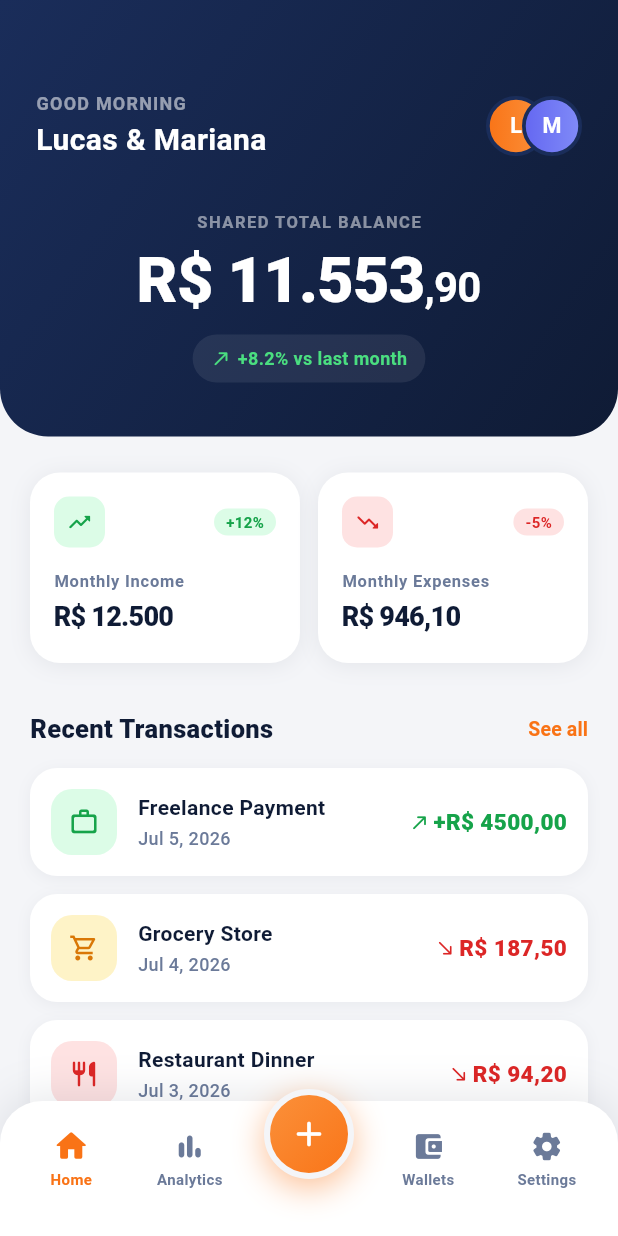
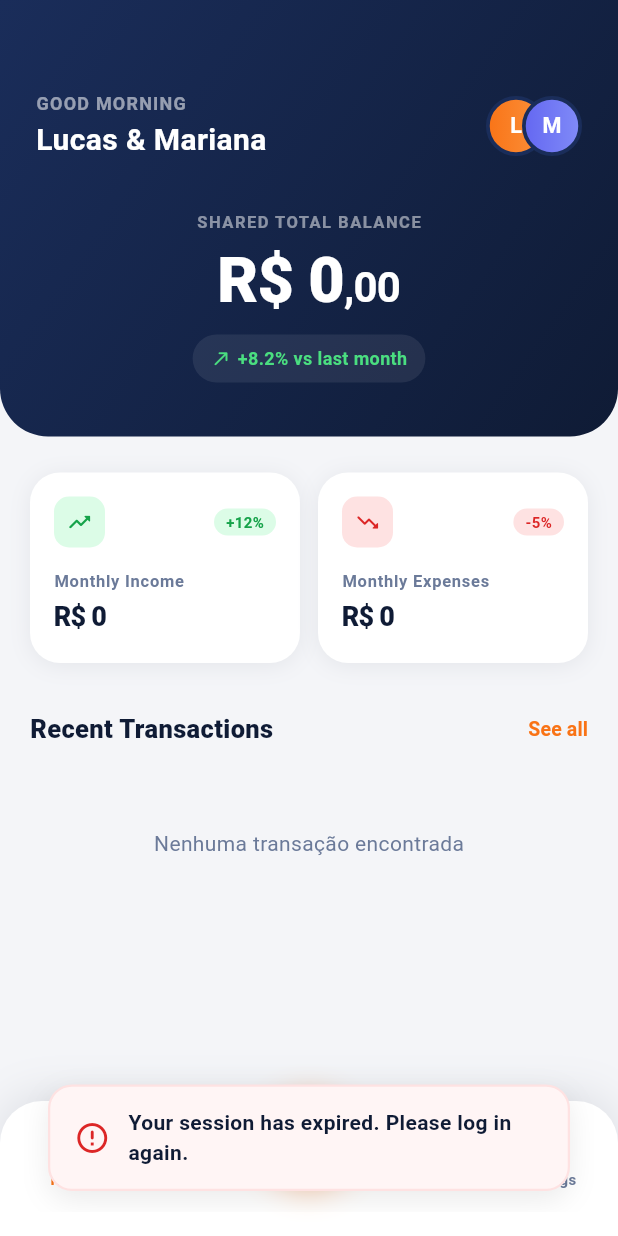
Before and after one commit to IanAlves21/app_finance_mobile, a Flutter app: the DashboardScreen screen opened directly, on a phone screen of 412 x 824 dp. Run offline on Flutter 3.47's test engine with Material 3 defaults, Android fonts, the light colour scheme and no system bars; our stand-ins replace shared_preferences; accounts and stored records are empty; network calls fail; Roboto replaces fonts that are missing (Nunito).

Commit message:
Add: integration with login service and check jwt token to login, logout and all requests check

```diff
--- a/lib/l10n/app_en.arb
+++ b/lib/l10n/app_en.arb
@@ -80,5 +80,6 @@
   "paidByLabel": "Paid by",
   "accountLabel": "Account",
   "noteLabel": "Note",
-  "completedStatus": "Completed"
+  "completedStatus": "Completed",
+  "sessionExpiredMessage": "Your session has expired. Please log in again."
 }
--- a/lib/l10n/app_localizations.dart
+++ b/lib/l10n/app_localizations.dart
@@ -577,6 +577,12 @@ abstract class AppLocalizations {
   /// In en, this message translates to:
   /// **'Completed'**
   String get completedStatus;
+
+  /// No description provided for @sessionExpiredMessage.
+  ///
+  /// In en, this message translates to:
+  /// **'Your session has expired. Please log in again.'**
+  String get sessionExpiredMessage;
 }
 
 class _AppLocalizationsDelegate
--- a/lib/l10n/app_localizations_en.dart
+++ b/lib/l10n/app_localizations_en.dart
@@ -247,4 +247,8 @@ class AppLocalizationsEn extends AppLocalizations {
 
   @override
   String get completedStatus => 'Completed';
+
+  @override
+  String get sessionExpiredMessage =>
+      'Your session has expired. Please log in again.';
 }
--- a/lib/l10n/app_localizations_pt.dart
+++ b/lib/l10n/app_localizations_pt.dart
@@ -247,4 +247,8 @@ class AppLocalizationsPt extends AppLocalizations {
 
   @override
   String get completedStatus => 'Concluído';
+
+  @override
+  String get sessionExpiredMessage =>
+      'Sua sessão expirou. Por favor, faça login novamente.';
 }
--- a/lib/l10n/app_pt.arb
+++ b/lib/l10n/app_pt.arb
@@ -80,5 +80,6 @@
   "paidByLabel": "Pago por",
   "accountLabel": "Conta",
   "noteLabel": "Observação",
-  "completedStatus": "Concluído"
+  "completedStatus": "Concluído",
+  "sessionExpiredMessage": "Sua sessão expirou. Por favor, faça login novamente."
 }
--- /dev/null
+++ b/lib/models/user.dart
@@ -0,0 +1,27 @@
+class User {
+  final String id;
+  final String name;
+  final String email;
+
+  User({
+    required this.id,
+    required this.name,
+    required this.email,
+  });
+
+  factory User.fromJson(Map<String, dynamic> json) {
+    return User(
+      id: json['id'] as String,
+      name: json['name'] as String,
+      email: json['email'] as String,
+    );
+  }
+
+  Map<String, dynamic> toJson() {
+    return {
+      'id': id,
+      'name': name,
+      'email': email,
+    };
+  }
+}
--- a/lib/services/api_service.dart
+++ b/lib/services/api_service.dart
@@ -3,36 +3,146 @@ import 'dart:io';
 
 import 'package:flutter/foundation.dart';
 import 'package:http/http.dart' as http;
+import 'package:shared_preferences/shared_preferences.dart';
 
+import '../main.dart';
 import '../models/transaction.dart';
 
 class ApiService {
+  final http.Client client;
+
+  ApiService({http.Client? client}) : client = client ?? http.Client();
+
   static String get baseUrl {
-    // If running on Android emulator, localhost is 10.0.2.2.
-    // In other platforms (iOS simulator, Web, Desktop), it's localhost.
+    // API Gateway runs on 8080. On Android emulator, use 10.0.2.2.
     if (!kIsWeb && Platform.isAndroid) {
-      return 'http://10.0.2.2:3000';
+      return 'http://10.0.2.2:8080';
     }
-    return 'http://localhost:3000';
+    return 'http://localhost:8080';
+  }
+
+  static String get gatewayUrl {
+    // API Gateway runs on 8080. On Android emulator, use 10.0.2.2.
+    if (!kIsWeb && Platform.isAndroid) {
+      return 'http://10.0.2.2:8080';
+    }
+    return 'http://localhost:8080';
+  }
+
+  // Verifica se o token JWT está expirado decodificando seu payload (sem depedências externas)
+  static bool isTokenExpired(String token) {
+    // Ignora a validação para tokens mockados usados em testes automatizados
+    if (token.startsWith('mocked_') || token == 'mocked_jwt_token') {
+      return false;
+    }
+
+    try {
+      final parts = token.split('.');
+      if (parts.length != 3) return true;
+
+      String payloadPart = parts[1];
+      // Normaliza caracteres base64url e adiciona padding se necessário
+      payloadPart = payloadPart.replaceAll('-', '+').replaceAll('_', '/');
+      while (payloadPart.length % 4 != 0) {
+        payloadPart += '=';
+      }
+
+      final payload = utf8.decode(base64.decode(payloadPart));
+      final Map<String, dynamic> claims = json.decode(payload);
+
+      if (claims.containsKey('exp')) {
+        final int exp = claims['exp'];
+        final expiryDate = DateTime.fromMillisecondsSinceEpoch(exp * 1000);
+        return DateTime.now().isAfter(expiryDate);
+      }
+      return true;
+    } catch (_) {
+      return true; // Considera expirado se houver erro ao decodificar
+    }
+  }
+
+  // Limpa a sessão local e atualiza os notifiers globais para forçar redirecionamento ao Login
+  static Future<void> logout() async {
+    try {
+      final prefs = await SharedPreferences.getInstance();
+      await prefs.setBool('is_logged_in', false);
+      await prefs.remove('access_token');
+      await prefs.remove('user_id');
+      await prefs.remove('user_name');
+      await prefs.remove('user_email');
+    } catch (e) {
+      debugPrint('Erro ao limpar sessão local: $e');
+    }
+    currentUserNotifier.value = null;
+    isLoggedInNotifier.value = false;
+  }
+
+  Future<Map<String, dynamic>> login(String email, String password) async {
+    final response = await client.post(
+      Uri.parse('$gatewayUrl/auth/login'),
+      headers: {'Content-Type': 'application/json'},
+      body: json.encode({
+        'email': email,
+        'password': password,
+      }),
+    ).timeout(const Duration(seconds: 10));
+
+    if (response.statusCode == 200 || response.statusCode == 201) {
+      return json.decode(response.body) as Map<String, dynamic>;
+    } else {
+      String errorMessage = 'Falha ao realizar login';
+      try {
+        final Map<String, dynamic> data = json.decode(response.body);
+        if (data.containsKey('message')) {
+          if (data['message'] is List) {
+            errorMessage = (data['message'] as List).join(', ');
+          } else {
+            errorMessage = data['message'].toString();
+          }
+        }
+      } catch (_) {}
+      throw HttpException(errorMessage);
+    }
   }
 
   Future<List<Transaction>> fetchTransactions() async {
     try {
-      final response = await http
-          .get(Uri.parse('$baseUrl/transactions'))
+      final prefs = await SharedPreferences.getInstance();
+      final String? token = prefs.getString('access_token');
+
+      // Proteção prévia: se houver token, mas ele estiver expirado, desloga antes de fazer a requisição
+      if (token != null && isTokenExpired(token)) {
+        await logout();
+        throw const HttpException('Unauthorized');
+      }
+
+      final Map<String, String> headers = {};
+      if (token != null) {
+        headers['Authorization'] = 'Bearer $token';
+      }
+
+      final response = await client
+          .get(Uri.parse('$baseUrl/transactions'), headers: headers)
           .timeout(const Duration(seconds: 5));
 
       if (response.statusCode == 200) {
         final List<dynamic> data = json.decode(response.body);
         return data.map((json) => Transaction.fromJson(json)).toList();
+      } else if (response.statusCode == 401) {
+        // Se receber 401 do Gateway, limpa a sessão e relança o erro de não autorizado
+        await logout();
+        throw const HttpException('Unauthorized');
       } else {
         throw HttpException(
           'Failed to load transactions: ${response.statusCode}',
         );
       }
     } catch (e) {
+      if (e is HttpException && e.message == 'Unauthorized') {
+        rethrow;
+      }
       debugPrint('ApiService error, falling back to mock data: $e');
-      // Graceful fallback to mock data!
+      // Fallback amigável apenas para erros de rede/timeout
       return transactionsData;
     }
   }
--- a/lib/tabs/home_tab.dart
+++ b/lib/tabs/home_tab.dart
@@ -2,9 +2,12 @@ import 'package:flutter/material.dart';
 import 'package:flutter/services.dart';
 
 import '../l10n/app_localizations.dart'; // Import Custom Localization
+import '../main.dart';
+import '../models/user.dart';
 import '../theme/app_colors.dart';
 import '../utils/currency_formatter.dart';
 import '../viewmodels/home_view_model.dart';
+import '../widgets/custom_toast.dart';
 import '../widgets/shared_avatars.dart';
 import '../widgets/summary_card.dart';
 import '../widgets/transaction_card.dart';
@@ -24,6 +27,18 @@ class _HomeTabState extends State<HomeTab> {
 
   late final HomeViewModel _viewModel;
 
+  Future<void> _loadData() async {
+    await _viewModel.loadTransactions(
+      onUnauthorized: () {
+        if (!mounted) return;
+        final localizations = AppLocalizations.of(context);
+        if (localizations != null) {
+          CustomToast.showError(context, localizations.sessionExpiredMessage);
+        }
+      },
+    );
+  }
+
   @override
   void initState() {
     super.initState();
@@ -37,7 +52,7 @@ class _HomeTabState extends State<HomeTab> {
         );
       }
     });
-    _viewModel.loadTransactions();
+    _loadData();
   }
 
   @override
@@ -141,13 +156,18 @@ class _HomeTabState extends State<HomeTab> {
                                           ),
                                         ),
                                         const SizedBox(height: 2),
-                                        const Text(
-                                          'Lucas & Mariana',
-                                          style: TextStyle(
-                                            color: Colors.white,
-                                            fontSize: 20,
-                                            fontWeight: FontWeight.bold,
-                                          ),
+                                        ValueListenableBuilder<User?>(
+                                          valueListenable: currentUserNotifier,
+                                          builder: (context, user, _) {
+                                            return Text(
+                                              user?.name ?? 'Lucas & Mariana',
+                                              style: const TextStyle(
+                                                color: Colors.white,
+                                                fontSize: 20,
+                                                fontWeight: FontWeight.bold,
+                                              ),
+                                            );
+                                          },
                                         ),
                                       ],
                                     ),
@@ -263,7 +283,7 @@ class _HomeTabState extends State<HomeTab> {
               // ── SCROLLABLE BODY CONTENT ──
               Expanded(
                 child: RefreshIndicator(
-                  onRefresh: _viewModel.loadTransactions,
+                  onRefresh: _loadData,
                   color: AppColors.accentOrange,
                   backgroundColor: isDark ? AppColors.slate800 : Colors.white,
                   child: SingleChildScrollView(
--- a/lib/viewmodels/settings_view_model.dart
+++ b/lib/viewmodels/settings_view_model.dart
@@ -39,9 +39,14 @@ class SettingsViewModel extends ChangeNotifier {
     try {
       final prefs = await SharedPreferences.getInstance();
       await prefs.setBool('is_logged_in', false);
+      await prefs.remove('access_token');
+      await prefs.remove('user_id');
+      await prefs.remove('user_name');
+      await prefs.remove('user_email');
     } catch (e) {
       debugPrint('Error clearing persistent session: $e');
     }
+    currentUserNotifier.value = null;
     isLoggedInNotifier.value = false;
   }
 }
--- /dev/null
+++ b/lib/widgets/custom_toast.dart
@@ -0,0 +1,74 @@
+import 'package:flutter/material.dart';
+import '../theme/app_colors.dart';
+
+class CustomToast {
+  static void showError(BuildContext context, String message) {
+    _show(context, message, isError: true);
+  }
+
+  static void showSuccess(BuildContext context, String message) {
+    _show(context, message, isError: false);
+  }
+
+  static void _show(BuildContext context, String message, {required bool isError}) {
+    final theme = Theme.of(context);
+    final isDark = theme.brightness == Brightness.dark;
+
+    // Remove qualquer SnackBar ativo para que o novo apareça de imediato
+    ScaffoldMessenger.of(context).removeCurrentSnackBar();
+
+    final Color bgColor = isError
+        ? (isDark ? const Color(0xFF1E1416) : const Color(0xFFFFF5F5))
+        : (isDark ? const Color(0xFF101B15) : const Color(0xFFF2FDF5));
+
+    final Color borderColor = isError
+        ? (isDark ? AppColors.redAccent.withOpacity(0.4) : const Color(0xFFFEE2E2))
+        : (isDark ? AppColors.greenAccent.withOpacity(0.4) : const Color(0xFFDCFCE7));
+
+    final Color iconColor = isError ? AppColors.redAccent : AppColors.greenAccent;
+    final IconData icon = isError ? Icons.error_outline_rounded : Icons.check_circle_outline_rounded;
+    final Color textColor = isDark ? const Color(0xFFF1F5F9) : AppColors.darkSlate;
+
+    ScaffoldMessenger.of(context).showSnackBar(
+      SnackBar(
+        behavior: SnackBarBehavior.floating,
+        backgroundColor: Colors.transparent,
+        elevation: 0,
+        margin: const EdgeInsets.all(16),
+        duration: const Duration(seconds: 4),
+        content: Container(
+          padding: const EdgeInsets.symmetric(horizontal: 16, vertical: 14),
+          decoration: BoxDecoration(
+            color: bgColor,
+            borderRadius: BorderRadius.circular(16),
+            border: Border.all(color: borderColor, width: 1.5),
+            boxShadow: [
+              BoxShadow(
+                color: Colors.black.withOpacity(isDark ? 0.35 : 0.08),
+                blurRadius: 16,
+                offset: const Offset(0, 6),
+              ),
+            ],
+          ),
+          child: Row(
+            children: [
+              Icon(icon, color: iconColor, size: 24),
+              const SizedBox(width: 12),
+              Expanded(
+                child: Text(
+                  message,
+                  style: TextStyle(
+                    color: textColor,
+                    fontSize: 14,
+                    fontWeight: FontWeight.w600,
+                    fontFamily: 'Nunito',
+                  ),
+                ),
+              ),
+            ],
+          ),
+        ),
+      ),
+    );
+  }
+}
```
Also changed, not shown: lib/main.dart (+31 -3 lines), lib/tabs/settings_tab.dart (+10 -3 lines), lib/viewmodels/home_view_model.dart (+13 -1 lines), lib/viewmodels/login_view_model.dart (+39 -6 lines), lib/views/login_screen.dart (+11 -9 lines), lib/widgets/add_transaction_bottom_sheet.dart (+2 -11 lines), 1 other file.
